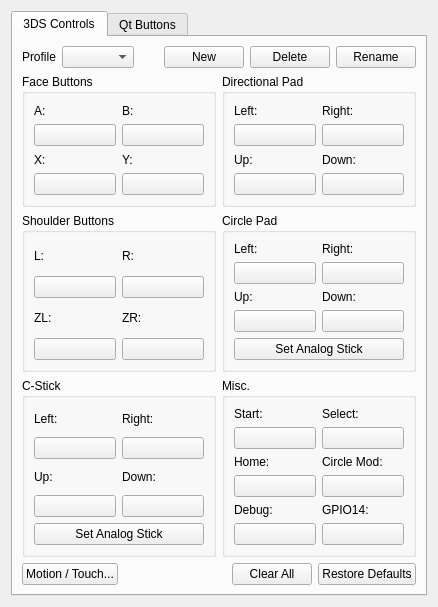
The window that src/citra_qt/configuration/configure_input.ui (tbsp/citra-valentin) describes before a commit, drawn with Qt 5.
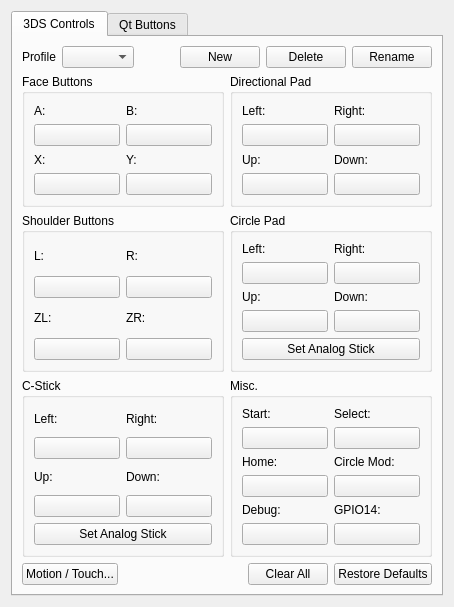
The same window after the commit. The open tabs and pages were chosen to show the change.

Commit message: [skip release]

Diff of the .ui file:
```diff
--- a/src/citra_qt/configuration/configure_input.ui
+++ b/src/citra_qt/configuration/configure_input.ui
@@ -2,14 +2,6 @@
 <ui version="4.0">
  <class>ConfigureInput</class>
  <widget class="QWidget" name="ConfigureInput">
-  <property name="geometry">
-   <rect>
-    <x>0</x>
-    <y>0</y>
-    <width>438</width>
-    <height>601</height>
-   </rect>
-  </property>
   <property name="windowTitle">
    <string>ConfigureInput</string>
   </property>
```
Left out of the diff: 2 changed lines with no effect on the pictures. The commit also changes 1 other file.
